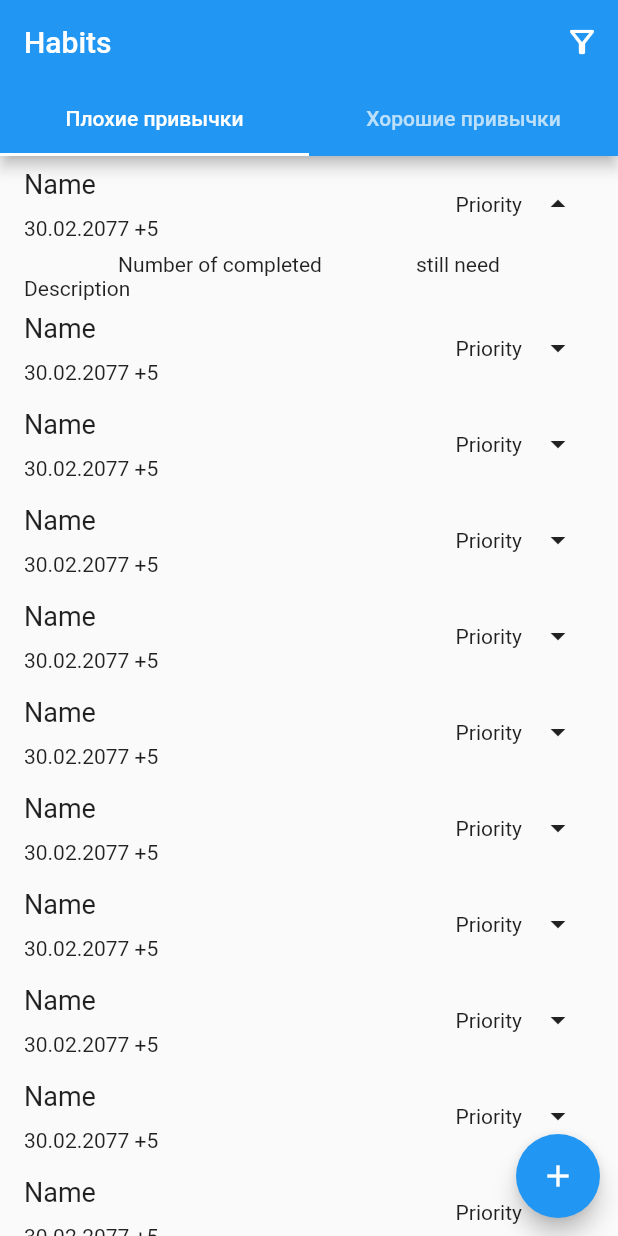
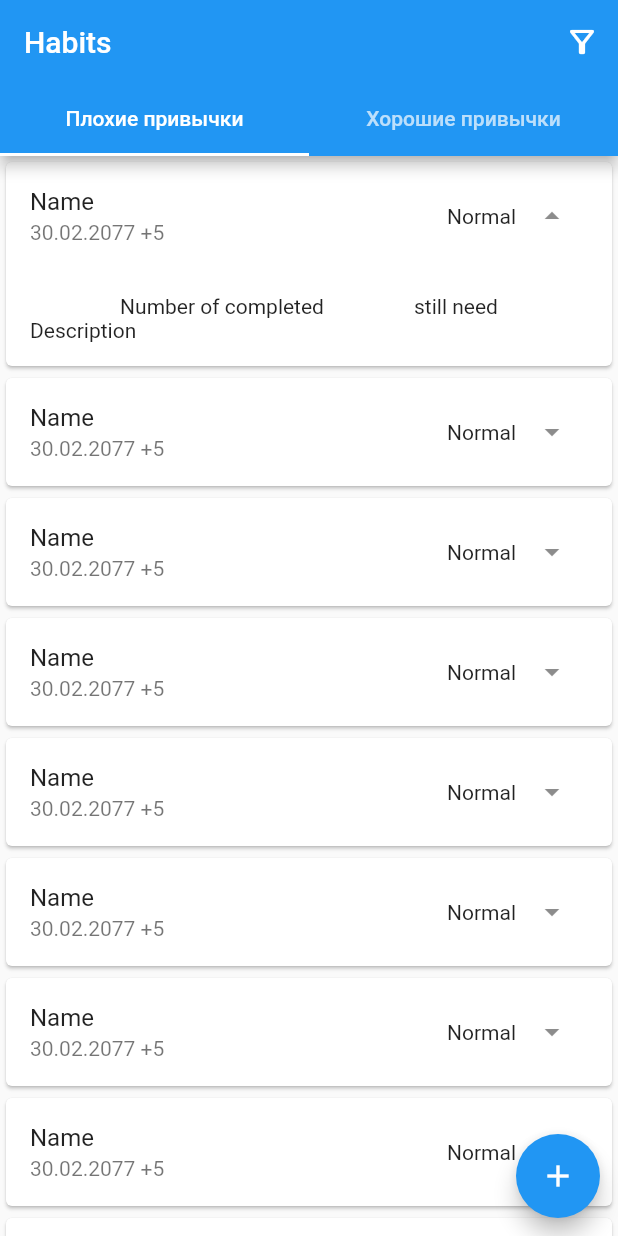
Before and after one commit to mrmops/habit_tracker, a Flutter app: the screen it shows after launch, after a tap on the "arrow drop down" icon, on a phone screen of 412 x 824 dp. Run offline on Flutter 3.47's test engine with Material 2 defaults, Android fonts, the phone set to English and light mode, and no system bars.

Commit message:
Изменил верстку элемента привычки

```diff
--- a/lib/UI/HabitsList/HabitsListWidget.dart
+++ b/lib/UI/HabitsList/HabitsListWidget.dart
@@ -22,40 +22,18 @@ class HabitItemState extends State<HabitItem> {
 
   @override
   Widget build(BuildContext context) {
-    return IntrinsicHeight(
-      child: Padding(
-        padding: EdgeInsets.symmetric(horizontal: 16),
+    return Card(
       child: Column(
         children: [
-            Container(
-              height: 64,
-              child: Padding(
-                padding: EdgeInsets.symmetric(vertical: 8),
-                child: Row(
+          ListTile(
+            title: Text('Name'),
+            subtitle: Text('30.02.2077 +5'),
+            trailing: Wrap(
+              direction: Axis.horizontal,
+              crossAxisAlignment: WrapCrossAlignment.center,
               children: [
-                    Expanded(
-                      child: Container(
-                        child: Column(
-                          crossAxisAlignment: CrossAxisAlignment.start,
-                          mainAxisAlignment: MainAxisAlignment.spaceBetween,
-                          children: <Widget>[
-                            Text(
-                              'Name',
-                              style: TextStyle(fontSize: 18),
-                            ),
-                            Text(
-                              '30.02.2077 +5',
-                              style: TextStyle(fontSize: 14),
-                            ),
-                          ],
-                        ),
-                      ),
-                    ),
-                    Container(
-                      child: Text('Priority'),
-                    ),
-                    Container(
-                      child: IconButton(
+                Text('Normal'),
+                IconButton(
                   icon: _hiddenState
                       ? const Icon(Icons.arrow_drop_down_sharp)
                       : const Icon(Icons.arrow_drop_up_sharp),
@@ -65,20 +43,20 @@ class HabitItemState extends State<HabitItem> {
                     });
                   },
                 ),
-                    ),
               ],
-                ),
             ),
           ),
           if (!_hiddenState) buildHiddenProperties(),
         ],
       ),
-      ),
     );
   }
 
+
   Widget buildHiddenProperties() {
-    return Column(
+    return Padding(
+      padding: const EdgeInsets.all(16.0),
+      child: Column(
         mainAxisAlignment: MainAxisAlignment.start,
         crossAxisAlignment: CrossAxisAlignment.start,
         children: [
@@ -88,6 +66,73 @@ class HabitItemState extends State<HabitItem> {
           ),
           Text('Description')
         ],
+      ),
     );
   }
+
+  //TODO delete old version
+  // @override
+  // Widget build(BuildContext context) {
+  //   return IntrinsicHeight(
+  //     child: Padding(
+  //       padding: EdgeInsets.symmetric(horizontal: 16),
+  //       child: Column(
+  //         children: [
+  //           Container(
+  //             height: 64,
+  //             child: Padding(
+  //               padding: EdgeInsets.symmetric(vertical: 8),
+  //               child: Row(
+  //                 children: [
+  //                   Expanded(
+  //                     child: Column(
+  //                       crossAxisAlignment: CrossAxisAlignment.start,
+  //                       mainAxisAlignment: MainAxisAlignment.spaceBetween,
+  //                       children: <Widget>[
+  //                         Text(
+  //                           'Name',
+  //                           style: TextStyle(fontSize: 18),
+  //                         ),
+  //                         Text(
+  //                           '30.02.2077 +5',
+  //                           style: TextStyle(fontSize: 14),
+  //                         ),
+  //                       ],
+  //                     ),
+  //                   ),
+  //                   Text('Normal'),
+  //                   IconButton(
+  //                     icon: _hiddenState
+  //                         ? const Icon(Icons.arrow_drop_down_sharp)
+  //                         : const Icon(Icons.arrow_drop_up_sharp),
+  //                     onPressed: () {
+  //                       setState(() {
+  //                         _hiddenState = !_hiddenState;
+  //                       });
+  //                     },
+  //                   ),
+  //                 ],
+  //               ),
+  //             ),
+  //           ),
+  //           if (!_hiddenState) buildHiddenProperties(),
+  //         ],
+  //       ),
+  //     ),
+  //   );
+  //}
+  //
+  // Widget buildHiddenProperties() {
+  //   return Column(
+  //     mainAxisAlignment: MainAxisAlignment.start,
+  //     crossAxisAlignment: CrossAxisAlignment.start,
+  //     children: [
+  //       Row(
+  //         mainAxisAlignment: MainAxisAlignment.spaceEvenly,
+  //         children: [Text('Number of completed'), Text('still need')],
+  //       ),
+  //       Text('Description')
+  //     ],
+  //   );
+  // }
 }
```
Lines whose indentation alone changed are shown as unchanged.
